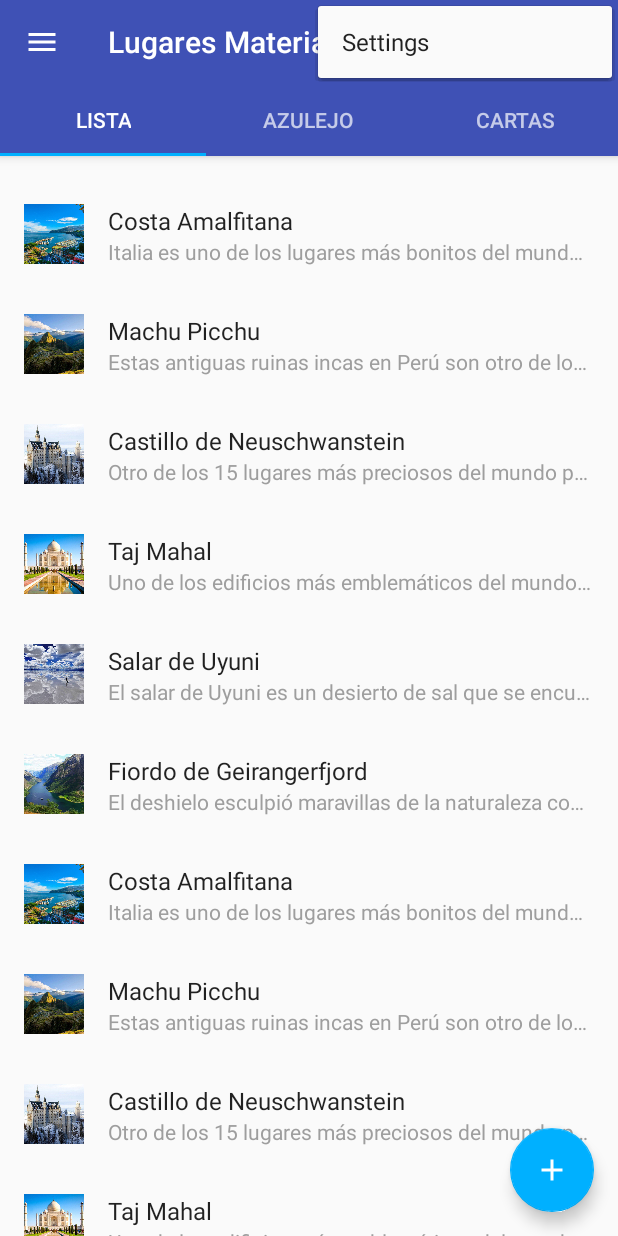
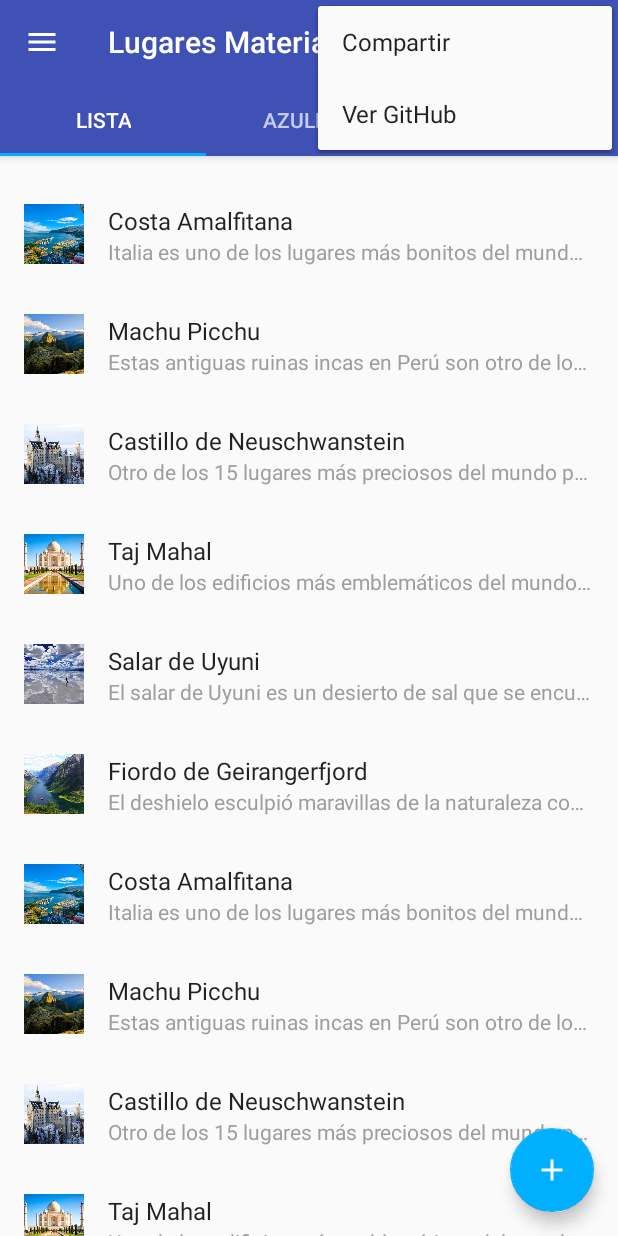
Before and after one commit to Miguel546/Material-Design-Kotlin, an Android app: the screen it shows after launch (MainActivity), with the options menu open, on a phone screen of 412 x 824 dp. Run offline under Robolectric (Android 15) with nearby library versions, the phone set to English and light mode, and no system bars.

Commit message:
material design kotlin

```diff
--- a/app/src/main/res/menu/menu_main.xml
+++ b/app/src/main/res/menu/menu_main.xml
@@ -1,25 +1,15 @@
-<!--
-  ~ Copyright (C) 2015 The Android Open Source Project
-  ~
-  ~ Licensed under the Apache License, Version 2.0 (the "License");
-  ~ you may not use this file except in compliance with the License.
-  ~ You may obtain a copy of the License at
-  ~
-  ~      http://www.apache.org/licenses/LICENSE-2.0
-  ~
-  ~ Unless required by applicable law or agreed to in writing, software
-  ~ distributed under the License is distributed on an "AS IS" BASIS,
-  ~ WITHOUT WARRANTIES OR CONDITIONS OF ANY KIND, either express or implied.
-  ~ See the License for the specific language governing permissions and
-  ~ limitations under the License.
-  -->
 <menu xmlns:android="http://schemas.android.com/apk/res/android"
     xmlns:app="http://schemas.android.com/apk/res-auto"
     xmlns:tools="http://schemas.android.com/tools"
     tools:context=".MainActivity">
     <item
         android:id="@+id/action_settings"
-        android:title="@string/action_settings"
+        android:title="Compartir"
+        android:orderInCategory="100"
+        app:showAsAction="never" />
+    <item
+        android:id="@+id/action_github"
+        android:title="Ver GitHub"
         android:orderInCategory="100"
         app:showAsAction="never" />
 </menu>
--- a/app/src/main/res/menu/menu_navigation.xml
+++ b/app/src/main/res/menu/menu_navigation.xml
@@ -1,18 +1,4 @@
-<?xml version="1.0" encoding="utf-8"?><!--
-  ~ Copyright (C) 2015 The Android Open Source Project
-  ~
-  ~ Licensed under the Apache License, Version 2.0 (the "License");
-  ~ you may not use this file except in compliance with the License.
-  ~ You may obtain a copy of the License at
-  ~
-  ~      http://www.apache.org/licenses/LICENSE-2.0
-  ~
-  ~ Unless required by applicable law or agreed to in writing, software
-  ~ distributed under the License is distributed on an "AS IS" BASIS,
-  ~ WITHOUT WARRANTIES OR CONDITIONS OF ANY KIND, either express or implied.
-  ~ See the License for the specific language governing permissions and
-  ~ limitations under the License.
-  -->
+<?xml version="1.0" encoding="utf-8"?>
 <menu xmlns:android="http://schemas.android.com/apk/res/android">
     <group android:checkableBehavior="single">
         <item
--- a/app/src/main/res/values/strings.xml
+++ b/app/src/main/res/values/strings.xml
@@ -13,6 +13,4 @@
         deserunt mollit anim id est laborum.
     </string>
     <string name="detail_location">"8 Rue Scribe, 75009 Paris, France"</string>
-    <!-- TODO: Remove or change this placeholder text -->
-    <string name="hello_blank_fragment">Hello blank fragment</string>
 </resources>
```
Also changed, not shown: app/src/main/java/com/android/materialdesignkotlin/MainActivity.kt (+17 -8 lines), app/src/main/res/values/arrays.xml (+0 -15 lines), app/src/main/res/values/dimens.xml (+0 -15 lines), gradle/wrapper/gradle-wrapper.properties, 1 other file.
